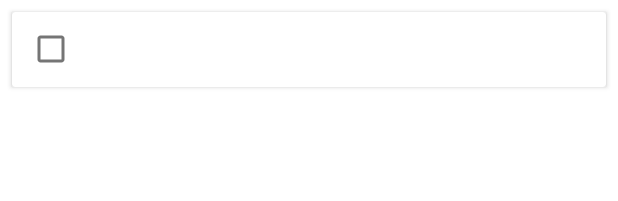
After one commit to Srihitha18798/ToDoApplication, an Android app: the layout pending_item_view.xml on its own in the app's theme, with its tools: preview values and no code run, on a phone screen of 412 x 824 dp. The commit adds this screen. Shown: the top 201 px of the screen. Run offline under Robolectric (Android 15) with nearby library versions, the phone set to English and light mode, and no system bars; network calls fail.

Commit message:
Updated code

```diff
--- a/app/src/main/java/com/sritadip/todoapplication/ApiService.kt
+++ b/app/src/main/java/com/sritadip/todoapplication/ApiService.kt
@@ -1,12 +1,6 @@
 package com.sritadip.todoapplication
 
-import retrofit2.Call
-import retrofit2.Callback
-import retrofit2.Retrofit
-import retrofit2.converter.gson.GsonConverterFactory
-import retrofit2.create
 import retrofit2.http.GET
-import retrofit2.http.Query
 
 interface ApiService {
 
--- a/app/src/main/java/com/sritadip/todoapplication/PagerAdapter.kt
+++ b/app/src/main/java/com/sritadip/todoapplication/PagerAdapter.kt
@@ -1,7 +1,8 @@
 package com.sritadip.todoapplication
 
-import androidx.fragment.app.*
-import androidx.viewpager2.adapter.FragmentStateAdapter
+import androidx.fragment.app.Fragment
+import androidx.fragment.app.FragmentManager
+import androidx.fragment.app.FragmentPagerAdapter
 
 
 class PagerAdapter(supportFragmentManager: FragmentManager) : FragmentPagerAdapter(supportFragmentManager, BEHAVIOR_RESUME_ONLY_CURRENT_FRAGMENT) {
--- a/app/src/main/java/com/sritadip/todoapplication/TaskFragment.kt
+++ b/app/src/main/java/com/sritadip/todoapplication/TaskFragment.kt
@@ -2,14 +2,13 @@ package com.sritadip.todoapplication
 
 import android.os.Bundle
 import android.util.Log
-import androidx.fragment.app.Fragment
 import android.view.LayoutInflater
 import android.view.View
 import android.view.ViewGroup
 import android.widget.Toast
+import androidx.fragment.app.Fragment
 import androidx.lifecycle.ViewModelProvider
 import androidx.recyclerview.widget.LinearLayoutManager
-import kotlinx.android.synthetic.main.fragment_task.*
 import kotlinx.android.synthetic.main.fragment_task.view.*
 
 class TaskFragment : Fragment() {
@@ -51,6 +50,7 @@ class TaskFragment : Fragment() {
                 if (it != null) {
                     Log.e("data", it.toString())
                     adapter?.addData(it)
+
                 } else {
                     Toast.makeText(requireContext(), "Error getting data", Toast.LENGTH_SHORT)
                         .show()
--- a/app/src/main/java/com/sritadip/todoapplication/ToDoList.kt
+++ b/app/src/main/java/com/sritadip/todoapplication/ToDoList.kt
@@ -1,9 +1,5 @@
 package com.sritadip.todoapplication
 
-import java.util.*
-import kotlin.collections.ArrayList
-
-data class ToDoList(val todo:Todo)
 
 data class Todo(
     val id:Int,
--- a/app/src/main/java/com/sritadip/todoapplication/ToDoViewModel.kt
+++ b/app/src/main/java/com/sritadip/todoapplication/ToDoViewModel.kt
@@ -1,13 +1,9 @@
 package com.sritadip.todoapplication
 
-import android.util.Log
 import androidx.lifecycle.MutableLiveData
 import androidx.lifecycle.ViewModel
 import androidx.lifecycle.viewModelScope
 import kotlinx.coroutines.launch
-import retrofit2.Call
-import retrofit2.Callback
-import retrofit2.Response
 
 class ToDoViewModel(private val repository: ToDoRepository) :ViewModel(){
 
--- a/app/src/main/res/layout/fragment_task.xml
+++ b/app/src/main/res/layout/fragment_task.xml
@@ -38,8 +38,7 @@
         <androidx.recyclerview.widget.RecyclerView
             android:id="@+id/rv"
             android:layout_width="match_parent"
-            android:layout_height="match_parent"
-            tools:listitem="@layout/item_view">
+            android:layout_height="match_parent">
 
         </androidx.recyclerview.widget.RecyclerView>
 
--- /dev/null
+++ b/app/src/main/res/layout/pending_item_view.xml
@@ -0,0 +1,38 @@
+<?xml version="1.0" encoding="utf-8"?>
+<androidx.cardview.widget.CardView xmlns:android="http://schemas.android.com/apk/res/android"
+    xmlns:app="http://schemas.android.com/apk/res-auto"
+    xmlns:tools="http://schemas.android.com/tools"
+    android:layout_width="match_parent"
+    android:layout_height="wrap_content"
+    android:layout_margin="8dp"
+    app:layout_constraintBottom_toBottomOf="parent"
+    app:layout_constraintStart_toStartOf="parent"
+    app:layout_constraintTop_toTopOf="parent">
+
+    <androidx.constraintlayout.widget.ConstraintLayout
+        android:layout_width="match_parent"
+        android:layout_height="50dp">
+
+        <CheckBox
+            android:id="@+id/checkbox"
+            android:layout_width="wrap_content"
+            android:layout_height="match_parent"
+            android:layout_marginStart="2dp"
+            app:layout_constraintBottom_toBottomOf="parent"
+            app:layout_constraintStart_toStartOf="parent"
+            app:layout_constraintTop_toTopOf="parent" />
+
+        <androidx.appcompat.widget.AppCompatTextView
+            android:id="@+id/description"
+            style="@style/TextAppearance.AppCompat.Large"
+            android:layout_width="0dp"
+            android:layout_height="match_parent"
+            android:layout_marginStart="8dp"
+            app:layout_constraintEnd_toEndOf="parent"
+            app:layout_constraintStart_toEndOf="@+id/checkbox"
+            app:layout_constraintTop_toTopOf="parent" />
+
+    </androidx.constraintlayout.widget.ConstraintLayout>
+
+
+</androidx.cardview.widget.CardView>
```
Also changed, not shown: app/src/main/java/com/sritadip/todoapplication/MainActivity.kt (+1 -7 lines), app/src/main/java/com/sritadip/todoapplication/ToDoAdapter.kt (+23 -4 lines), app/src/main/java/com/sritadip/todoapplication/ToDoRepository.kt (+1 -6 lines), app/src/main/res/layout-land/activity_main.xml (added, +48 -0 lines), app/src/main/res/layout/completed_item_view.xml (renamed from app/src/main/res/layout/item_view.xml).
